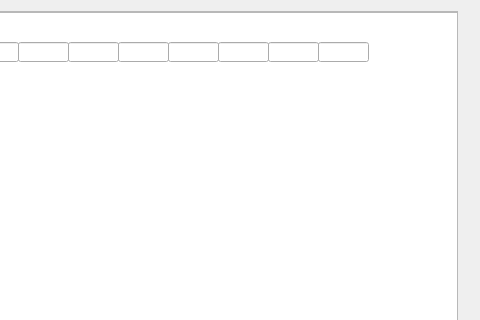
First picture: the form in addmode.ui, repository nntzhc/TMS_screen-database, before the edit; both pictures show x 128 to 608 and y 0 to 320 of the 608 by 409 pixel window.
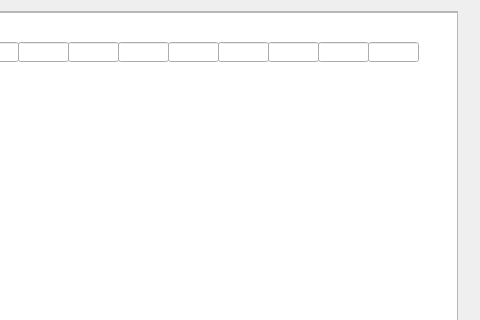
Second picture: the form after the edit.

```diff
--- a/addmode.ui
+++ b/addmode.ui
@@ -87,7 +87,7 @@
     <widget class="QLineEdit" name="freqEdit">
      <property name="geometry">
       <rect>
-       <x>260</x>
+       <x>310</x>
        <y>30</y>
        <width>51</width>
        <height>20</height>
@@ -107,7 +107,7 @@
     <widget class="QLineEdit" name="T_numEdit">
      <property name="geometry">
       <rect>
-       <x>410</x>
+       <x>460</x>
        <y>30</y>
        <width>51</width>
        <height>20</height>
@@ -117,7 +117,7 @@
     <widget class="QLineEdit" name="rest_timeEdit">
      <property name="geometry">
       <rect>
-       <x>360</x>
+       <x>410</x>
        <y>30</y>
        <width>51</width>
        <height>20</height>
@@ -127,7 +127,17 @@
     <widget class="QLineEdit" name="pulse_num_oneTEdit">
      <property name="geometry">
       <rect>
-       <x>310</x>
+       <x>360</x>
+       <y>30</y>
+       <width>51</width>
+       <height>20</height>
+      </rect>
+     </property>
+    </widget>
+    <widget class="QLineEdit" name="thresholdEdit">
+     <property name="geometry">
+      <rect>
+       <x>260</x>
        <y>30</y>
        <width>51</width>
        <height>20</height>
```
